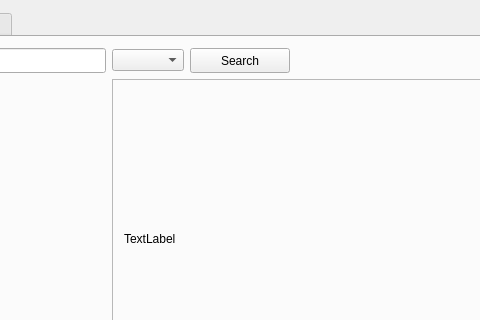
Before: the Qt Designer form mainwindow.ui in Rutle/warframe-util, drawn with Qt 5; both pictures show x 168 to 648 and y 0 to 320 of the 738 by 454 pixel window.
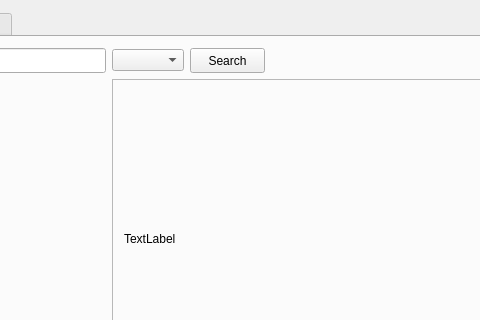
After: the same form once the commit is applied.

The edit to the form file:
```diff
--- a/mainwindow.ui
+++ b/mainwindow.ui
@@ -56,13 +56,13 @@
            <widget class="QPushButton" name="searchBtn">
             <property name="minimumSize">
              <size>
-              <width>100</width>
+              <width>75</width>
               <height>25</height>
              </size>
             </property>
             <property name="maximumSize">
              <size>
-              <width>100</width>
+              <width>75</width>
               <height>30</height>
              </size>
             </property>
```
Left out of the diff: 6 changed lines with no effect on the pictures.
